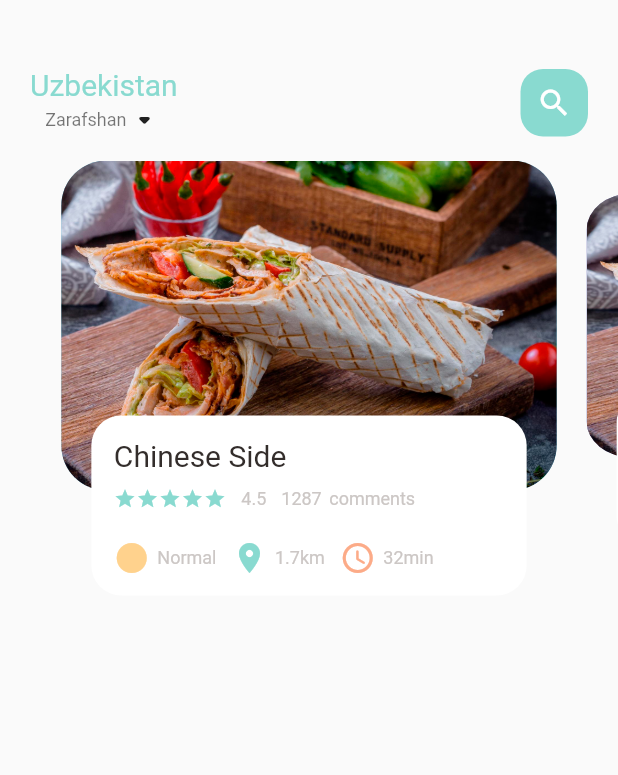
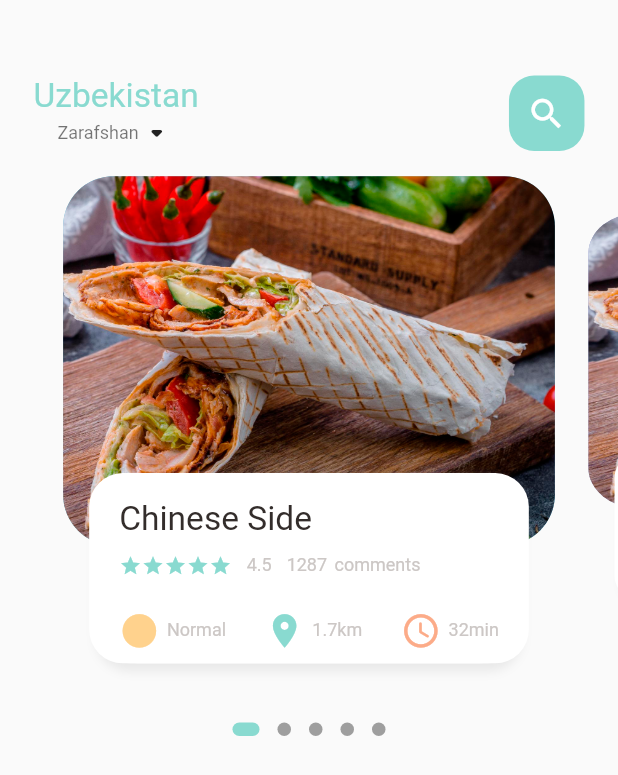
Before and after one commit to KHALMATOV-FARRUKH/food_delivery_app, a Flutter app: the screen it shows after launch, on a phone screen of 412 x 824 dp. Shown: the top 775 px of the screen. Run offline on Flutter 3.47's test engine with Material 2 defaults, Android fonts, the phone set to English and light mode, and no system bars; drawn by our look-alikes of dots_indicator; our stand-ins replace get.

Commit message:
Added dependencies: get: ^4.6.5 dots_indicator: ^2.1.0
Created dart files:
dimensions.dart

```diff
--- a/lib/home/food_page_body.dart
+++ b/lib/home/food_page_body.dart
@@ -1,9 +1,15 @@
+// import 'dart:html';
+
+// import 'dart:html';
+
+import 'package:dots_indicator/dots_indicator.dart';
 import 'package:flutter/material.dart';
 import 'package:flutter/cupertino.dart';
 import 'package:food_delivery_app/utils/colors.dart';
 import 'package:food_delivery_app/widgets/big_text.dart';
 import 'package:food_delivery_app/widgets/icon_and_text_widget.dart';
 import 'package:food_delivery_app/widgets/small_text.dart';
+import 'package:food_delivery_app/utils/dimensions.dart';
 
 class FoodPageBody extends StatefulWidget {
   const FoodPageBody({Key? key}) : super(key: key);
@@ -17,7 +23,7 @@
 
   var _currPageValue = 0.0;
   double _scaleFactor = 0.8;
-  double _height = 220;
+  double _height = Dimensions.pageViewContainer;
 
   @override
   void initState() {
@@ -36,15 +42,38 @@
 
   @override
   Widget build(BuildContext context) {
-    return Container(
+    return Column(
+      children: [
+        //slider section
+        Container(
           // color: Colors.red,
-      height: 320,
+          height: Dimensions.pageView,
           child: PageView.builder(
               controller: pageController,
               itemCount: 5,
               itemBuilder: (context, position) {
                 return _buildPageItem(position);
               }),
+        ),
+        //dots
+        new DotsIndicator(
+          dotsCount: 5,
+          position: _currPageValue,
+          decorator: DotsDecorator(
+            activeColor: AppColors.mainColor,
+            size: const Size.square(9.0),
+            activeSize: const Size(18.0, 9.0),
+            activeShape: RoundedRectangleBorder(
+                borderRadius: BorderRadius.circular(5.0)),
+          ),
+        ),
+
+        //popular text
+        SizedBox(height: Dimensions.height30),
+        Container(
+          margin: EdgeInsets.only(left: Dimensions.width30),
+        ),
+      ],
     );
   }
 
@@ -79,10 +108,11 @@
       child: Stack(
         children: [
           Container(
-            height: 220,
-            margin: EdgeInsets.only(left: 10, right: 10),
+            height: Dimensions.pageViewContainer,
+            margin: EdgeInsets.only(
+                left: Dimensions.width10, right: Dimensions.width10),
             decoration: BoxDecoration(
-              borderRadius: BorderRadius.circular(30),
+              borderRadius: BorderRadius.circular(Dimensions.radius30),
               color: index.isEven ? Color(0xFF69c5df) : Color(0xFF9294cc),
               image: DecorationImage(
                 fit: BoxFit.cover,
@@ -93,22 +123,35 @@
           Align(
             alignment: Alignment.bottomCenter,
             child: Container(
-              height: 120,
-              margin: EdgeInsets.only(left: 30, right: 30, bottom: 30),
+              height: Dimensions.pageViewTextContainer,
+              margin: EdgeInsets.only(left: Dimensions.width30, right: Dimensions.width30, bottom: Dimensions.height30),
               decoration: BoxDecoration(
-                borderRadius: BorderRadius.circular(20),
+                borderRadius: BorderRadius.circular(Dimensions.radius20),
                 color: Colors.white,
                 boxShadow: [
-
-                ]
+                  BoxShadow(
+                    color: Color(0xFFe8e8e8),
+                    blurRadius: 5.0,
+                    offset: Offset(0, 5),
+                  ),
+                  BoxShadow(
+                    color: Colors.white,
+                    offset: Offset(-5, 0),
+                  ),
+                  BoxShadow(
+                    color: Colors.white,
+                    offset: Offset(5, 0),
+                  ),
+                ],
               ),
               child: Container(
-                padding: EdgeInsets.only(top: 15, left: 15, right: 15),
+                padding: EdgeInsets.only(
+                    top: Dimensions.height15, left: 15, right: 15),
                 child: Column(
                   crossAxisAlignment: CrossAxisAlignment.start,
                   children: [
                     BigText(text: "Chinese Side"),
-                    SizedBox(height: 10),
+                    SizedBox(height: Dimensions.height10),
                     Row(
                       children: [
                         Wrap(
@@ -128,21 +171,20 @@
                         SmallText(text: "comments"),
                       ],
                     ),
-                    SizedBox(height: 20),
+                    SizedBox(height: Dimensions.height20),
                     Row(
+                      mainAxisAlignment: MainAxisAlignment.spaceBetween,
                       children: [
                         IconAndTextWidget(
                           icon: Icons.circle_sharp,
                           text: "Normal",
                           iconColor: AppColors.iconColor1,
                         ),
-                        SizedBox(width: 10),
                         IconAndTextWidget(
                           icon: Icons.location_on,
                           text: "1.7km",
                           iconColor: AppColors.mainColor,
                         ),
-                        SizedBox(width: 10),
                         IconAndTextWidget(
                           icon: Icons.access_time_rounded,
                           text: "32min",
@@ -153,7 +195,6 @@
                   ],
                 ),
               ),
-
             ),
           ),
         ],
--- a/lib/home/main_food_page.dart
+++ b/lib/home/main_food_page.dart
@@ -1,6 +1,7 @@
 import 'package:flutter/material.dart';
 import 'package:food_delivery_app/home/food_page_body.dart';
 import 'package:food_delivery_app/utils/colors.dart';
+import 'package:food_delivery_app/utils/dimensions.dart';
 import 'package:food_delivery_app/widgets/big_text.dart';
 import 'package:food_delivery_app/widgets/small_text.dart';
 
@@ -14,13 +15,15 @@
 class _MainFoodPageState extends State<MainFoodPage> {
   @override
   Widget build(BuildContext context) {
+    print("current height is" +MediaQuery.of(context).size.height.toString());
     return Scaffold(
       body: Column(
         children: [
+          //showing the header
           Container(
             child: Container(
-              margin: EdgeInsets.only(top: 45, bottom: 15),
-              padding: EdgeInsets.only(left: 20, right: 20),
+              margin: EdgeInsets.only(top: Dimensions.height45, bottom: Dimensions.height15),
+              padding: EdgeInsets.only(left: Dimensions.width20, right: Dimensions.width20),
               child: Row(
                 mainAxisAlignment: MainAxisAlignment.spaceBetween,
                 children: [
@@ -40,14 +43,15 @@
                   ),
                   Center(
                     child: Container(
-                      width: 45,
-                      height: 45,
+                      width: Dimensions.height45,
+                      height: Dimensions.height45,
                       child: Icon(
                         Icons.search,
                         color: Colors.white,
+                        size: Dimensions.iconSize24,
                       ),
                       decoration: BoxDecoration(
-                        borderRadius: BorderRadius.circular(15),
+                        borderRadius: BorderRadius.circular(Dimensions.radius15),
                         color: AppColors.mainColor,
                       ),
                     ),
@@ -56,6 +60,7 @@
               ),
             ),
           ),
+          //showing the body
           FoodPageBody(),
         ],
       ),
--- a/lib/main.dart
+++ b/lib/main.dart
@@ -1,5 +1,6 @@
 import 'package:flutter/material.dart';
 import 'package:food_delivery_app/home/main_food_page.dart';
+import 'package:get/get.dart';
 
 void main() {
   runApp(const MyApp());
@@ -11,7 +12,7 @@
 
   @override
   Widget build(BuildContext context) {
-    return MaterialApp(
+    return GetMaterialApp(
       debugShowCheckedModeBanner: false,
       title: 'Flutter Demo',
       theme: ThemeData(
--- /dev/null
+++ b/lib/utils/dimensions.dart
@@ -0,0 +1,34 @@
+import 'package:get/get.dart';
+
+class Dimensions{
+static double screenHeight = Get.context!.height;
+static double screeWidth = Get.context!.width;
+
+
+static double pageView = screenHeight / 2.30;
+static double pageViewContainer = screenHeight / 3.35;
+static double pageViewTextContainer = screenHeight / 6.5;
+
+//dynamic height padding and margin
+static double height10 = screenHeight / 73.7;
+static double height15 = screenHeight / 49.13;
+static double height20 = screenHeight / 36.85;
+static double height30 = screenHeight / 24.56;
+static double height45 = screenHeight / 16.37;
+
+//dynamic width padding and margin
+static double width10 = screenHeight / 73.7;
+static double width15 = screenHeight / 49.13;
+static double width20 = screenHeight / 36.85;
+static double width30 = screenHeight / 24.56;
+
+
+static double font20 = screenHeight / 36.85;
+
+static double radius15 = screenHeight / 49.13;
+static double radius20 = screenHeight / 36.85;
+static double radius30 = screenHeight / 24.56;
+
+//icon Size
+static double iconSize24 = screenHeight / 30.70;
+}
--- a/lib/widgets/big_text.dart
+++ b/lib/widgets/big_text.dart
@@ -1,4 +1,5 @@
 import 'package:flutter/material.dart';
+import 'package:food_delivery_app/utils/dimensions.dart';
 
 class BigText extends StatelessWidget {
    Color? color;
@@ -10,7 +11,7 @@
       {Key? key,
       this.color = const Color(0xFF332d2b),
       required this.text,
-      this.size = 20,
+      this.size = 0,
       this.overFlow = TextOverflow.ellipsis})
       : super(key: key);
 
@@ -23,7 +24,7 @@
       style: TextStyle(
         fontFamily: 'Roboto',
         color: color,
-        fontSize: size,
+        fontSize: size == 0 ? Dimensions.font20 : size,
         fontWeight: FontWeight.w400,
       ),
     );
--- a/lib/widgets/icon_and_text_widget.dart
+++ b/lib/widgets/icon_and_text_widget.dart
@@ -1,5 +1,6 @@
 import 'package:flutter/cupertino.dart';
 import 'package:flutter/material.dart';
+import 'package:food_delivery_app/utils/dimensions.dart';
 import 'package:food_delivery_app/widgets/small_text.dart';
 
 class IconAndTextWidget extends StatelessWidget {
@@ -23,6 +24,7 @@
         Icon(
           icon,
           color: iconColor,
+          size: Dimensions.iconSize24,
         ),
         SizedBox(width: 5),
         SmallText(text: text)
--- a/pubspec.yaml
+++ b/pubspec.yaml
@@ -36,6 +36,8 @@
   # The following adds the Cupertino Icons font to your application.
   # Use with the CupertinoIcons class for iOS style icons.
   cupertino_icons: ^1.0.2
+  get: ^4.6.5
+  dots_indicator: ^2.1.0
 
 dev_dependencies:
   flutter_test:
```
Also changed, not shown: pubspec.lock. Lines whose indentation alone changed are shown as unchanged.
